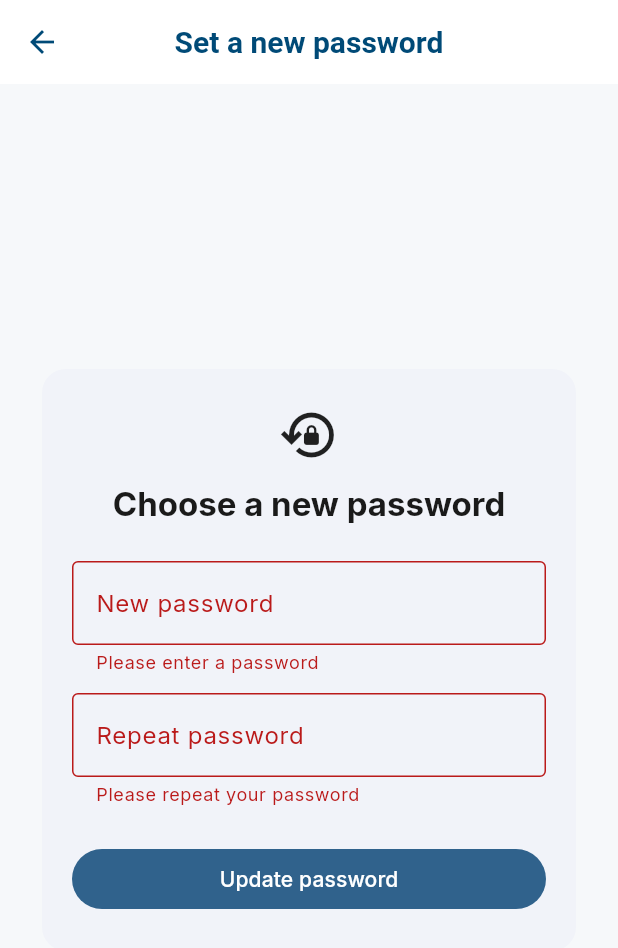
After one commit to MagicMike0112/Project-Study-BSH, a Flutter app: the ResetPasswordPage screen opened directly, after a tap on "Update password", on a phone screen of 412 x 824 dp. The commit adds this screen. Shown: the top 948 px of the screen. Run offline on Flutter 3.47's test engine with Material 3 defaults, Android fonts, the light colour scheme and no system bars; our stand-ins replace fl_chart, flutter_local_notifications, flutter_timezone, google_fonts, image_picker, permission_handler and 4 more; accounts and stored records are empty.

Commit message:
add reset password page

```diff
--- a/lib/main.dart
+++ b/lib/main.dart
@@ -1,10 +1,11 @@
 // lib/main.dart
 import 'package:flutter/material.dart' as flutter;
-import 'package:flutter/foundation.dart' show kIsWeb;  // 👈 加这个
+import 'package:flutter/foundation.dart' show kIsWeb;
 import 'package:google_fonts/google_fonts.dart';
 import 'package:supabase_flutter/supabase_flutter.dart';
 
 import 'screens/auth_root.dart';
+import 'screens/reset_password_page.dart';      // 👈 新增：重置密码页
 import 'services/notification_service.dart';
 
 class BshColors {
@@ -20,22 +21,41 @@ class BshColors {
   static const text = flutter.Color(0xFF1A1A1A);
 }
 
+// 全局 navigatorKey，用来在收到 passwordRecovery 事件时跳转页面
+final flutter.GlobalKey<flutter.NavigatorState> rootNavigatorKey =
+    flutter.GlobalKey<flutter.NavigatorState>();
+
 Future<void> main() async {
   flutter.WidgetsFlutterBinding.ensureInitialized();
 
-  // 1) Supabase
+  // 1) Supabase 初始化
   await Supabase.initialize(
     url: 'https://avsyxlgfqnrknvvbjxul.supabase.co',
     anonKey:
         'eyJhbGciOiJIUzI1NiIsInR5cCI6IkpXVCJ9.eyJpc3MiOiJzdXBhYmFzZSIsInJlZiI6ImF2c3l4bGdmcW5ya252dmJqeHVsIiwicm9sZSI6ImFub24iLCJpYXQiOjE3NjUzNTk2MjcsImV4cCI6MjA4MDkzNTYyN30.M7FfDZzjYvCt0hSz0W508oSGmzw7tcZ9E5vGyQlnCKY',
   );
 
-  // 2) 本地通知只在原生端初始化，Web 直接跳过
+  final supabase = Supabase.instance.client;
+
+  // 2) 监听 Auth 状态变化：处理 reset-password 链接
+  supabase.auth.onAuthStateChange.listen((data) {
+    final event = data.event;
+    if (event == AuthChangeEvent.passwordRecovery) {
+      // 用户通过 reset link 回来了，直接推到设置新密码页面
+      rootNavigatorKey.currentState?.push(
+        flutter.MaterialPageRoute(
+          builder: (_) => const ResetPasswordPage(),
+        ),
+      );
+    }
+  });
+
+  // 3) 本地通知只在原生端初始化，Web 跳过
   if (!kIsWeb) {
     await NotificationService().init();
   }
 
-  // 3) 跑 App
+  // 4) 跑 App
   flutter.runApp(const SmartFoodApp());
 }
 
@@ -45,6 +65,7 @@ class SmartFoodApp extends flutter.StatelessWidget {
   @override
   flutter.Widget build(flutter.BuildContext context) {
     return flutter.MaterialApp(
+      navigatorKey: rootNavigatorKey,          // 👈 绑定全局 navigatorKey
       title: 'Smart Food Home',
       debugShowCheckedModeBanner: false,
       theme: flutter.ThemeData(
--- a/lib/screens/login_page.dart
+++ b/lib/screens/login_page.dart
@@ -69,12 +69,18 @@ class _LoginPageState extends State<LoginPage> {
 
   setState(() => _loading = true);
   try {
-      await _supabase.auth.resetPasswordForEmail(email);
+    await _supabase.auth.resetPasswordForEmail(
+      email,
+      // 注意：要和 Supabase Auth -> URL Configuration 里允许的 redirect 一致
+      redirectTo: 'https://bshpwa.vercel.app',
+    );
 
     if (!mounted) return;
     ScaffoldMessenger.of(context).showSnackBar(
       const SnackBar(
-          content: Text('Password reset email sent. Please check your inbox.'),
+        content: Text(
+          'Password reset email sent. Please check your inbox.',
+        ),
       ),
     );
   } on AuthException catch (e) {
@@ -211,6 +217,7 @@ class _LoginPageState extends State<LoginPage> {
                             child: const Text('Forgot password?'),
                               ),
                             ),
+
                         const SizedBox(height: 8),
 
                         SizedBox(
--- a/lib/screens/register_page.dart
+++ b/lib/screens/register_page.dart
@@ -64,9 +64,11 @@ class _RegisterPageState extends State<RegisterPage> {
     final email = _emailCtrl.text.trim();
     final pwd = _pwdCtrl.text;
 
+    // 👇 这里加上 emailRedirectTo，和你 Supabase 里的 redirect 配置完全一致
     final authRes = await _supabase.auth.signUp(
       email: email,
       password: pwd,
+      emailRedirectTo: 'https://bshpwa.vercel.app', // ★ 关键修改
     );
 
     final user = authRes.user;
@@ -87,8 +89,9 @@ class _RegisterPageState extends State<RegisterPage> {
     if (!mounted) return;
     ScaffoldMessenger.of(context).showSnackBar(
       const SnackBar(
-          content:
-              Text('Sign-up successful. Please check your email if required.'),
+        content: Text(
+          'Sign-up successful. Please confirm your email via the link we sent.',
+        ),
       ),
     );
 
@@ -107,6 +110,7 @@ class _RegisterPageState extends State<RegisterPage> {
     if (mounted) setState(() => _loading = false);
   }
 }
+
 
   @override
   Widget build(BuildContext context) {
--- /dev/null
+++ b/lib/screens/reset_password_page.dart
@@ -0,0 +1,156 @@
+import 'package:flutter/material.dart';
+import 'package:supabase_flutter/supabase_flutter.dart';
+
+class ResetPasswordPage extends StatefulWidget {
+  const ResetPasswordPage({super.key});
+
+  @override
+  State<ResetPasswordPage> createState() => _ResetPasswordPageState();
+}
+
+class _ResetPasswordPageState extends State<ResetPasswordPage> {
+  final _formKey = GlobalKey<FormState>();
+  final _pwdCtrl = TextEditingController();
+  final _pwd2Ctrl = TextEditingController();
+  bool _loading = false;
+
+  final _supabase = Supabase.instance.client;
+
+  @override
+  void dispose() {
+    _pwdCtrl.dispose();
+    _pwd2Ctrl.dispose();
+    super.dispose();
+  }
+
+  Future<void> _updatePassword() async {
+    if (!_formKey.currentState!.validate()) return;
+
+    setState(() => _loading = true);
+    try {
+      final newPwd = _pwdCtrl.text.trim();
+
+      await _supabase.auth.updateUser(
+        UserAttributes(password: newPwd),
+      );
+
+      if (!mounted) return;
+      ScaffoldMessenger.of(context).showSnackBar(
+        const SnackBar(
+          content: Text('Password updated. You can sign in now.'),
+        ),
+      );
+
+      // 回到第一个页面（一般是 AuthRoot 里的登录流程）
+      Navigator.of(context).popUntil((route) => route.isFirst);
+    } on AuthException catch (e) {
+      if (!mounted) return;
+      ScaffoldMessenger.of(context).showSnackBar(
+        SnackBar(content: Text(e.message)),
+      );
+    } catch (_) {
+      if (!mounted) return;
+      ScaffoldMessenger.of(context).showSnackBar(
+        const SnackBar(content: Text('Unexpected error, please try again.')),
+      );
+    } finally {
+      if (mounted) setState(() => _loading = false);
+    }
+  }
+
+  @override
+  Widget build(BuildContext context) {
+    return Scaffold(
+      appBar: AppBar(title: const Text('Set a new password')),
+      body: SafeArea(
+        child: Center(
+          child: SingleChildScrollView(
+            padding: const EdgeInsets.all(24),
+            child: ConstrainedBox(
+              constraints: const BoxConstraints(maxWidth: 520),
+              child: Card(
+                elevation: 0,
+                shape: RoundedRectangleBorder(
+                  borderRadius: BorderRadius.circular(16),
+                ),
+                child: Padding(
+                  padding:
+                      const EdgeInsets.symmetric(horizontal: 20, vertical: 24),
+                  child: Form(
+                    key: _formKey,
+                    child: Column(
+                      mainAxisSize: MainAxisSize.min,
+                      children: [
+                        const Icon(Icons.lock_reset_outlined, size: 40),
+                        const SizedBox(height: 12),
+                        Text(
+                          'Choose a new password',
+                          style: Theme.of(context)
+                              .textTheme
+                              .titleLarge
+                              ?.copyWith(fontWeight: FontWeight.bold),
+                        ),
+                        const SizedBox(height: 24),
+                        TextFormField(
+                          controller: _pwdCtrl,
+                          obscureText: true,
+                          decoration: const InputDecoration(
+                            labelText: 'New password',
+                            border: OutlineInputBorder(),
+                          ),
+                          validator: (v) {
+                            if (v == null || v.isEmpty) {
+                              return 'Please enter a password';
+                            }
+                            if (v.length < 6) {
+                              return 'At least 6 characters';
+                            }
+                            return null;
+                          },
+                        ),
+                        const SizedBox(height: 12),
+                        TextFormField(
+                          controller: _pwd2Ctrl,
+                          obscureText: true,
+                          decoration: const InputDecoration(
+                            labelText: 'Repeat password',
+                            border: OutlineInputBorder(),
+                          ),
+                          validator: (v) {
+                            if (v == null || v.isEmpty) {
+                              return 'Please repeat your password';
+                            }
+                            if (v != _pwdCtrl.text) {
+                              return 'Passwords do not match';
+                            }
+                            return null;
+                          },
+                        ),
+                        const SizedBox(height: 24),
+                        SizedBox(
+                          width: double.infinity,
+                          child: FilledButton(
+                            onPressed: _loading ? null : _updatePassword,
+                            child: _loading
+                                ? const SizedBox(
+                                    height: 18,
+                                    width: 18,
+                                    child: CircularProgressIndicator(
+                                      strokeWidth: 2,
+                                    ),
+                                  )
+                                : const Text('Update password'),
+                          ),
+                        ),
+                      ],
+                    ),
+                  ),
+                ),
+              ),
+            ),
+          ),
+        ),
+      ),
+    );
+  }
+}
```
Lines whose indentation alone changed are shown as unchanged.
